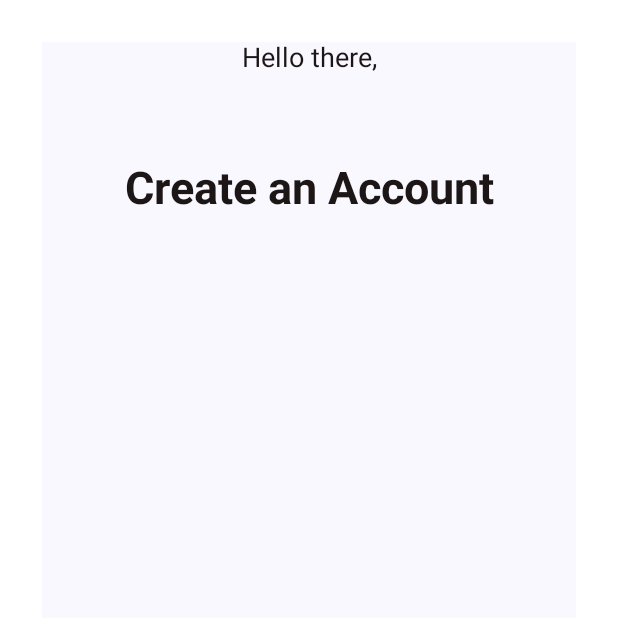
After one commit to nguyenhoangthanhan/JetpackCompose, an Android app built with Jetpack Compose: the composable SignUpScreen shown on its own in the app's theme, on a phone screen of 412 x 824 dp, the top half of it. The commit adds this screen. Run offline under Robolectric (Android 15) with nearby library versions, the phone set to English and light mode, and no system bars.

Commit message:
Add 2 text in a column for the project LoginFlow

```diff
--- /dev/null
+++ b/LoginFlow/app/src/main/java/com/nguyenhoangthanhan/loginflow/components/AppComponents.kt
@@ -0,0 +1,51 @@
+package com.nguyenhoangthanhan.loginflow.components
+
+import androidx.compose.foundation.layout.fillMaxWidth
+import androidx.compose.foundation.layout.height
+import androidx.compose.material3.Text
+import androidx.compose.runtime.Composable
+import androidx.compose.ui.Modifier
+import androidx.compose.ui.res.colorResource
+import androidx.compose.ui.text.TextStyle
+import androidx.compose.ui.text.font.FontStyle
+import androidx.compose.ui.text.font.FontWeight
+import androidx.compose.ui.text.style.TextAlign
+import androidx.compose.ui.unit.dp
+import androidx.compose.ui.unit.sp
+import com.nguyenhoangthanhan.loginflow.R
+
+@Composable
+fun NormalTextComponent(value: String) {
+    Text(
+        text = value,
+        modifier = Modifier
+            .fillMaxWidth()
+            .height(80.dp),
+        style = TextStyle(
+            fontSize = 18.sp,
+            fontWeight = FontWeight.Normal,
+            fontStyle = FontStyle.Normal
+        ),
+        color = colorResource(id = R.color.colorText),
+        textAlign = TextAlign.Center
+    )
+
+}
+
+@Composable
+fun HeadingTextComponent(value: String) {
+    Text(
+        text = value,
+        modifier = Modifier
+            .fillMaxWidth()
+            .height(80.dp),
+        style = TextStyle(
+            fontSize = 30.sp,
+            fontWeight = FontWeight.Bold,
+            fontStyle = FontStyle.Normal
+        ),
+        color = colorResource(id = R.color.colorText),
+        textAlign = TextAlign.Center
+    )
+
+}
--- /dev/null
+++ b/LoginFlow/app/src/main/java/com/nguyenhoangthanhan/loginflow/screens/SignUpScreen.kt
@@ -0,0 +1,39 @@
+package com.nguyenhoangthanhan.loginflow.screens
+
+import androidx.compose.foundation.background
+import androidx.compose.foundation.layout.Column
+import androidx.compose.foundation.layout.fillMaxSize
+import androidx.compose.foundation.layout.padding
+import androidx.compose.material3.Surface
+import androidx.compose.runtime.Composable
+import androidx.compose.ui.Modifier
+import androidx.compose.ui.graphics.Color
+import androidx.compose.ui.res.stringResource
+import androidx.compose.ui.tooling.preview.Preview
+import androidx.compose.ui.unit.dp
+import com.nguyenhoangthanhan.loginflow.R
+import com.nguyenhoangthanhan.loginflow.components.HeadingTextComponent
+import com.nguyenhoangthanhan.loginflow.components.NormalTextComponent
+
+@Composable
+fun SignUpScreen() {
+    Surface (
+        modifier = Modifier
+            .fillMaxSize()
+            .background(Color.White)
+            .padding(28.dp)
+    ){
+        Column (
+            modifier = Modifier.fillMaxSize()
+        ){
+            NormalTextComponent(value = stringResource(id = R.string.hello))
+            HeadingTextComponent(value = stringResource(id = R.string.create_account))
+        }
+    }
+}
+
+@Preview
+@Composable
+fun DefaultPreviewOfSignUpScreen(){
+    SignUpScreen()
+}
--- a/LoginFlow/app/src/main/res/values/colors.xml
+++ b/LoginFlow/app/src/main/res/values/colors.xml
@@ -7,4 +7,10 @@
     <color name="teal_700">#FF018786</color>
     <color name="black">#FF000000</color>
     <color name="white">#FFFFFFFF</color>
+
+    <color name="colorPrimary">#92A3FD</color>
+    <color name="colorSecondary">#9DCEFF</color>
+    <color name="colorText">#1D1617</color>
+    <color name="colorAccent">#C58BF2</color>
+    <color name="colorGray">#7B6F72</color>
 </resources>
--- a/LoginFlow/app/src/main/res/values/strings.xml
+++ b/LoginFlow/app/src/main/res/values/strings.xml
@@ -1,3 +1,7 @@
 <resources>
     <string name="app_name">LoginFlow</string>
+
+    <string name="hello">Hello there,</string>
+    <string name="create_account">Create an Account</string>
+    <string name="welcome_back">Welcome Back</string>
 </resources>
```
Also changed, not shown: LoginFlow/app/src/main/java/com/nguyenhoangthanhan/loginflow/MainActivity.kt (+2 -25 lines), LoginFlow/app/src/main/java/com/nguyenhoangthanhan/loginflow/app/PostOfficeApp.kt (added, +17 -0 lines), LoginFlow/app/src/main/java/com/nguyenhoangthanhan/loginflow/ui/theme/Color.kt (+7 -0 lines).
